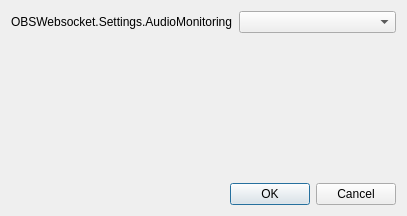
Old version of the form src/forms/settings-dialog.ui in the repository streamloots/streamloots-obs-plugin.
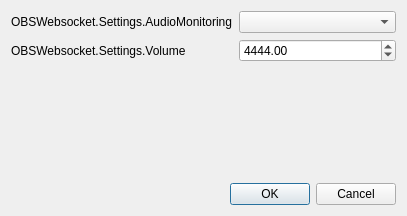
New version of the form.

Commit message: add volume configuration

What changed in the file:
```diff
--- a/src/forms/settings-dialog.ui
+++ b/src/forms/settings-dialog.ui
@@ -39,6 +39,27 @@
       <widget class="QComboBox" name="audioMonitoring">
       </widget>
      </item>
+
+     <item row="2" column="0">
+      <widget class="QLabel" name="lbl_volume">
+       <property name="text">
+        <string>OBSWebsocket.Settings.Volume</string>
+       </property>
+      </widget>
+     </item>
+     <item row="2" column="1">
+      <widget class="QDoubleSpinBox" name="volume">
+       <property name="minimum">
+        <number>1024</number>
+       </property>
+       <property name="maximum">
+        <number>65535</number>
+       </property>
+       <property name="value">
+        <number>4444</number>
+       </property>
+      </widget>
+     </item>
      
     </layout>
    </item>
```
The commit also changes 7 other files.
